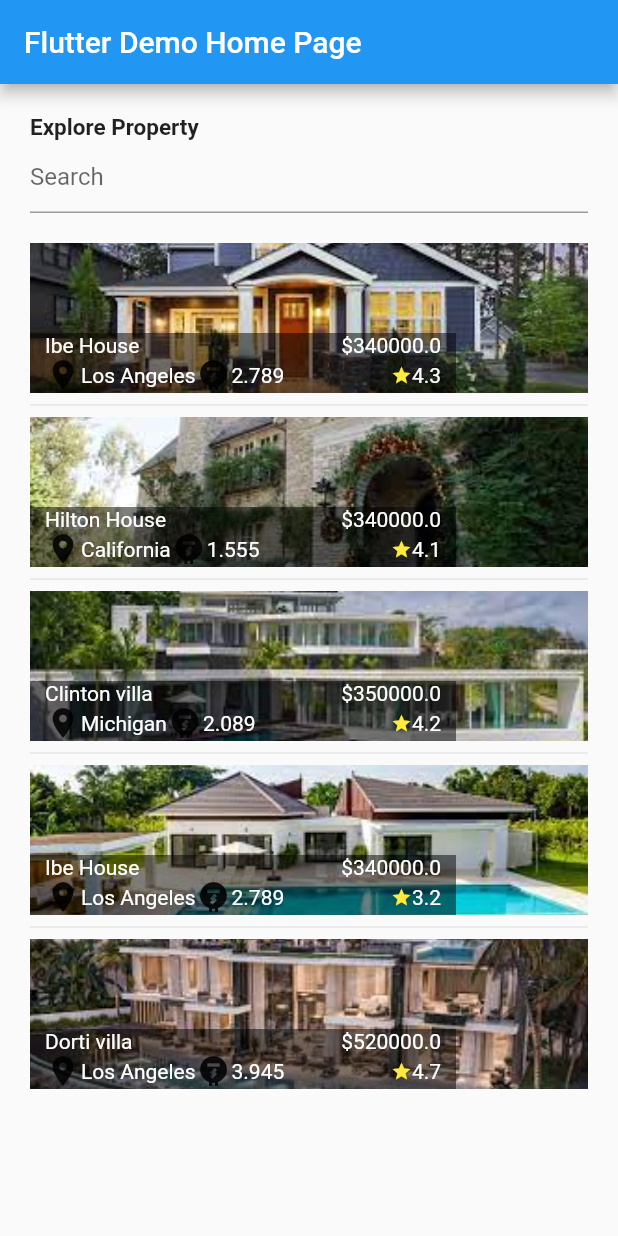
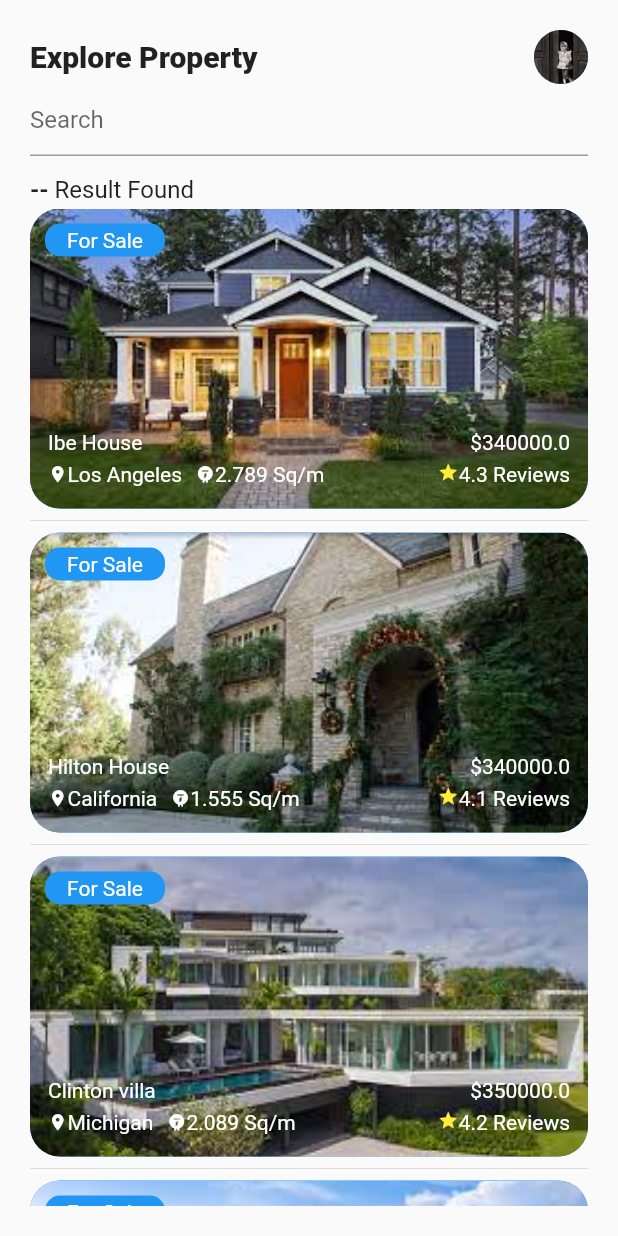
Before and after one commit to Ramabre/Apartment1, a Flutter app: the screen it shows after launch, on a phone screen of 412 x 824 dp. Run offline on Flutter 3.47's test engine with Material 2 defaults, Android fonts, the phone set to English and light mode, and no system bars.

Commit message:
rama update

```diff
--- a/lib/main.dart
+++ b/lib/main.dart
@@ -1,4 +1,5 @@
 
+import 'package:drug/Detailes.dart';
 import 'package:flutter/material.dart';
 import 'package:drug/profile.dart'; // Assuming these imports are correct
 import 'package:drug/realty.dart'; // Assuming these imports are correct
@@ -28,26 +29,56 @@ class MyHomePage extends StatelessWidget {
   Widget build(BuildContext context) {
 
     double width= MediaQuery.of(context).size.width;
+    double height = MediaQuery.of(context).size.height;
 
     return Scaffold(
-      appBar: AppBar(
-        title: Text(title),
-      ),
+
       body: Padding(
         padding: const EdgeInsets.all(20.0),
         child: Column(
           crossAxisAlignment: CrossAxisAlignment.start,
           children: [
-            Text(
-              "Explore Property",
-              style: TextStyle(fontWeight: FontWeight.bold, fontSize: 15),
+            Row(
+              mainAxisAlignment: MainAxisAlignment.spaceBetween,
+        children: [
+              Text(
+                "Explore Property",
+                style: TextStyle(fontWeight: FontWeight.w900, fontSize: 20),
+              ),
+          GestureDetector(
+            onTap: () {
+              Navigator.push(
+                context,
+                MaterialPageRoute(builder: (context) => Det()),
+              );
+            },
+            child: CircleAvatar(
+              radius: 18,
+              backgroundImage: AssetImage("assets/images/profilee.jpg"),
             ),
+          )
+           ] ),
             TextField(
               decoration: InputDecoration(
                 hintText: 'Search',
               ),
             ),
-            SizedBox(height: 20),
+            SizedBox(height: 13,),
+            Padding(padding: EdgeInsets.zero,
+              child: Row(
+                children: [
+                  Text("--", style: TextStyle(
+                    fontSize: 16,
+                    fontWeight: FontWeight.bold// Text color (optional)
+                  ),),
+                  Text(" Result Found", style: TextStyle(
+                      fontSize: 16,
+                  ),),
+                ],
+              ),
+            ),
+
+            SizedBox(height: 3),
             Expanded(
               child: ListView.separated(
                 itemCount: li.length,
@@ -61,17 +92,55 @@ class MyHomePage extends StatelessWidget {
                     },
                     child: Stack(
                       children: [
-                        Image.asset(li[i].img, width: width, height: 100, fit: BoxFit.cover),
+
+                        Container(
+                          width: width,
+                          height: 200,
+                          decoration: BoxDecoration(
+                            borderRadius: BorderRadius.circular(20),
+                            color: Colors.blue// Adjust the radius value as needed
+                          ),
+                          child: ClipRRect(
+                            borderRadius: BorderRadius.circular(20),
+                            child: Image.asset(
+                              li[i].img,
+                             width: width,
+                             height: 200,
+                           fit: BoxFit.cover,
+                            ),
+                          ),
+                        ),
+                        Padding(padding: EdgeInsets.only(left: 10,top: 10),
+                          child: Container(
+                            width: 80,
+                            height: 22,
+                            decoration: BoxDecoration(
+                              color: Colors.blue,
+                              borderRadius: BorderRadius.circular(10),
+                              // Background color
+                            ),
+                            child: Center(
+                              child: Text(
+                                "For Sale",
+                                textAlign: TextAlign.center,
+                                style: TextStyle(
+                                  fontSize: 14,
+                                  color: Colors.white, // Text color (optional)
+                                ),
+                              ),
+                            ),
+                          ),
+                        ),
                         Positioned(
-                          bottom: 0,
-                          left: 0,
-                          right: 88,
-                          child: Container(
-                            color: Colors.black.withOpacity(0.5),
-                           padding: EdgeInsets.only(right: 10,left: 10),
-                            width: width,
-                            child:Column(
+                          bottom: 5,
+                          left: 2,
+                          right: 2,
+                          child: Padding(padding: EdgeInsets.only(left: 10,right: 10,bottom: 10),
+                            child: Column(
+                              mainAxisAlignment: MainAxisAlignment.spaceBetween,
                               children: [
+
+
                                 Row(
                                   mainAxisAlignment: MainAxisAlignment.spaceBetween,
                                   children: [
@@ -87,27 +156,31 @@ class MyHomePage extends StatelessWidget {
                                     ),
                                   ],
                                 ),
+                                SizedBox(height: 5,),
                                 Row(
                                   mainAxisAlignment: MainAxisAlignment.spaceBetween,
                                   children:[
                                   Row(
                                     children: [
-                                      Icon(Icons.location_on),
+                                      Icon(Icons.location_on,size: 13,color: Colors.white,),
                                       Text(
                                         li[i].city,
                                         textAlign: TextAlign.left,
                                         style: TextStyle(color: Colors.white),
                                       ),
-                                      Icon(Icons.electric_meter),
+                                      SizedBox(width: 9,),
+                                      Icon(Icons.electric_meter,size: 13,color: Colors.white),
                                       Text(
                                         li[i].area.toString(),
                                         textAlign: TextAlign.left,
                                         style: TextStyle(color: Colors.white),
                                       ),
-
+                                      Text(
+                                        " Sq/m", style: TextStyle(color: Colors.white),
+                                      ),
                                     ],
                                   ),
-                                  Row(
+                                  Wrap(
                                     children: [
                                       Icon(Icons.star,color: Colors.yellow,size: 14,),
                                       Text(
@@ -115,13 +188,14 @@ class MyHomePage extends StatelessWidget {
                                         textAlign: TextAlign.left,
                                         style: TextStyle(color: Colors.white),
                                       ),
+                                      Text(
+                                        " Reviews", style: TextStyle(color: Colors.white),
+                                      ),
                                     ],
                                   )
                             ]),
-
                               ],
-                            )
-
+                            ),
                           ),
                         ),
                       ],
```
Also changed, not shown: lib/Detailes.dart (added, +11 -0 lines), lib/profile.dart (+33 -18 lines), pubspec.lock.
